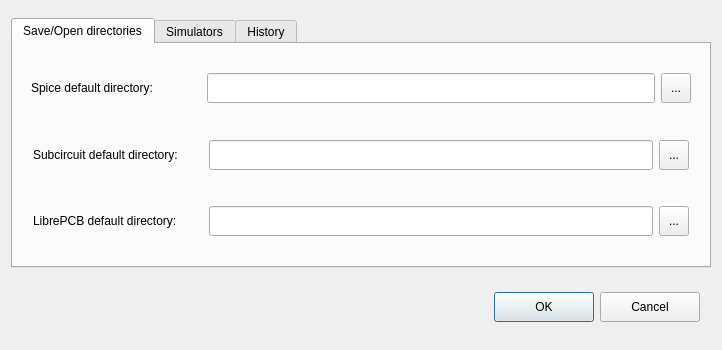
Qt form ui/preferences.ui (SirBlaz333/L2Spice) before a commit.
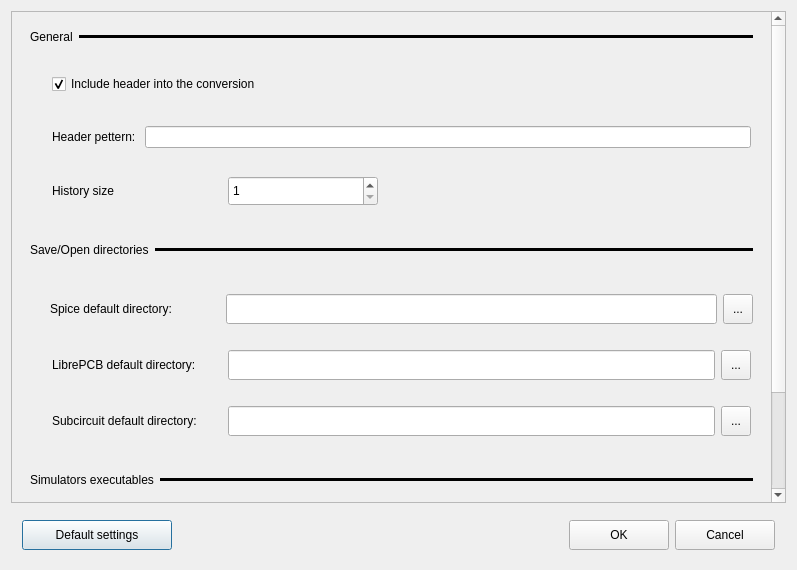
The same form after that commit.

Commit message: Add more different setttings + default settings

The edit to the form file:
```diff
--- a/ui/preferences.ui
+++ b/ui/preferences.ui
@@ -9,8 +9,8 @@
    <rect>
     <x>0</x>
     <y>0</y>
-    <width>722</width>
-    <height>350</height>
+    <width>797</width>
+    <height>570</height>
    </rect>
   </property>
   <property name="sizePolicy">
@@ -21,14 +21,14 @@
   </property>
   <property name="minimumSize">
    <size>
-    <width>722</width>
-    <height>350</height>
+    <width>720</width>
+    <height>480</height>
    </size>
   </property>
   <property name="maximumSize">
    <size>
-    <width>722</width>
-    <height>350</height>
+    <width>1060</width>
+    <height>720</height>
    </size>
   </property>
   <property name="windowTitle">
@@ -39,29 +39,356 @@
   </property>
   <layout class="QVBoxLayout" name="verticalLayout">
    <item>
-    <widget class="QTabWidget" name="tabWidget">
+    <widget class="QScrollArea" name="scrollArea">
+     <property name="sizePolicy">
+      <sizepolicy hsizetype="Expanding" vsizetype="Preferred">
+       <horstretch>0</horstretch>
+       <verstretch>0</verstretch>
+      </sizepolicy>
+     </property>
      <property name="minimumSize">
       <size>
-       <width>700</width>
-       <height>250</height>
+       <width>0</width>
+       <height>0</height>
       </size>
      </property>
      <property name="maximumSize">
       <size>
-       <width>700</width>
-       <height>250</height>
+       <width>1024</width>
+       <height>576</height>
       </size>
      </property>
-     <property name="currentIndex">
-      <number>0</number>
+     <property name="widgetResizable">
+      <bool>true</bool>
      </property>
-     <widget class="QWidget" name="directoriesTab">
-      <attribute name="title">
-       <string>Save/Open directories</string>
-      </attribute>
-      <layout class="QVBoxLayout" name="verticalLayout_2">
+     <widget class="QWidget" name="scrollAreaWidgetContents">
+      <property name="geometry">
+       <rect>
+        <x>0</x>
+        <y>0</y>
+        <width>756</width>
+        <height>658</height>
+       </rect>
+      </property>
+      <layout class="QVBoxLayout" name="verticalLayout_5">
+       <item>
+        <widget class="QWidget" name="generalHeader" native="true">
+         <layout class="QHBoxLayout" name="horizontalLayout_14">
+          <item>
+           <widget class="QLabel" name="label_4">
+            <property name="text">
+             <string>General</string>
+            </property>
+           </widget>
+          </item>
+          <item>
+           <widget class="Line" name="line_4">
+            <property name="sizePolicy">
+             <sizepolicy hsizetype="Expanding" vsizetype="Fixed">
+              <horstretch>0</horstretch>
+              <verstretch>0</verstretch>
+             </sizepolicy>
+            </property>
+            <property name="frameShadow">
+             <enum>QFrame::Plain</enum>
+            </property>
+            <property name="lineWidth">
+             <number>3</number>
+            </property>
+            <property name="midLineWidth">
+             <number>3</number>
+            </property>
+            <property name="orientation">
+             <enum>Qt::Horizontal</enum>
+            </property>
+           </widget>
+          </item>
+         </layout>
+        </widget>
+       </item>
+       <item>
+        <widget class="QWidget" name="horizontalWidget" native="true">
+         <property name="minimumSize">
+          <size>
+           <width>0</width>
+           <height>50</height>
+          </size>
+         </property>
+         <property name="maximumSize">
+          <size>
+           <width>16777215</width>
+           <height>50</height>
+          </size>
+         </property>
+         <layout class="QHBoxLayout" name="horizontalLayout_13">
+          <property name="leftMargin">
+           <number>11</number>
+          </property>
+          <property name="topMargin">
+           <number>11</number>
+          </property>
+          <property name="rightMargin">
+           <number>11</number>
+          </property>
+          <property name="bottomMargin">
+           <number>11</number>
+          </property>
+          <item>
+           <spacer name="horizontalSpacer_10">
+            <property name="orientation">
+             <enum>Qt::Horizontal</enum>
+            </property>
+            <property name="sizeType">
+             <enum>QSizePolicy::Fixed</enum>
+            </property>
+            <property name="sizeHint" stdset="0">
+             <size>
+              <width>20</width>
+              <height>20</height>
+             </size>
+            </property>
+           </spacer>
+          </item>
+          <item>
+           <widget class="QCheckBox" name="includeHeaderCheckbox">
+            <property name="text">
+             <string>Include header into the conversion</string>
+            </property>
+            <property name="checked">
+             <bool>true</bool>
+            </property>
+           </widget>
+          </item>
+          <item>
+           <spacer name="horizontalSpacer_9">
+            <property name="orientation">
+             <enum>Qt::Horizontal</enum>
+            </property>
+            <property name="sizeHint" stdset="0">
+             <size>
+              <width>40</width>
+              <height>20</height>
+             </size>
+            </property>
+           </spacer>
+          </item>
+         </layout>
+        </widget>
+       </item>
+       <item>
+        <widget class="QWidget" name="headerWidget" native="true">
+         <layout class="QHBoxLayout" name="horizontalLayout_8">
+          <property name="leftMargin">
+           <number>11</number>
+          </property>
+          <property name="topMargin">
+           <number>11</number>
+          </property>
+          <property name="rightMargin">
+           <number>11</number>
+          </property>
+          <property name="bottomMargin">
+           <number>11</number>
+          </property>
+          <item>
+           <spacer name="horizontalSpacer_11">
+            <property name="orientation">
+             <enum>Qt::Horizontal</enum>
+            </property>
+            <property name="sizeType">
+             <enum>QSizePolicy::Fixed</enum>
+            </property>
+            <property name="sizeHint" stdset="0">
+             <size>
+              <width>20</width>
+              <height>20</height>
+             </size>
+            </property>
+           </spacer>
+          </item>
+          <item>
+           <widget class="QLabel" name="headerPatternLabel">
+            <property name="text">
+             <string>Header pettern: </string>
+            </property>
+           </widget>
+          </item>
+          <item>
+           <widget class="QLineEdit" name="headerPattern"/>
+          </item>
+         </layout>
+        </widget>
+       </item>
+       <item>
+        <widget class="QWidget" name="historyWidget" native="true">
+         <property name="minimumSize">
+          <size>
+           <width>0</width>
+           <height>50</height>
+          </size>
+         </property>
+         <property name="maximumSize">
+          <size>
+           <width>16777215</width>
+           <height>50</height>
+          </size>
+         </property>
+         <layout class="QHBoxLayout" name="horizontalLayout_7">
+          <property name="leftMargin">
+           <number>11</number>
+          </property>
+          <property name="topMargin">
+           <number>11</number>
+          </property>
+          <property name="rightMargin">
+           <number>11</number>
+          </property>
+          <property name="bottomMargin">
+           <number>11</number>
+          </property>
+          <item>
+           <spacer name="horizontalSpacer_7">
+            <property name="orientation">
+             <enum>Qt::Horizontal</enum>
+            </property>
+            <property name="sizeType">
+             <enum>QSizePolicy::Fixed</enum>
+            </property>
+            <property name="sizeHint" stdset="0">
+             <size>
+              <width>20</width>
+              <height>20</height>
+             </size>
+            </property>
+           </spacer>
+          </item>
+          <item>
+           <widget class="QLabel" name="historyLabel">
+            <property name="minimumSize">
+             <size>
+              <width>170</width>
+              <height>30</height>
+             </size>
+            </property>
+            <property name="maximumSize">
+             <size>
+              <width>170</width>
+              <height>30</height>
+             </size>
+            </property>
+            <property name="text">
+             <string>History size</string>
+            </property>
+           </widget>
+          </item>
+          <item>
+           <widget class="QSpinBox" name="historySpinBox">
+            <property name="minimumSize">
+             <size>
+              <width>150</width>
+              <height>30</height>
+             </size>
+            </property>
+            <property name="maximumSize">
+             <size>
+              <width>150</width>
+              <height>30</height>
+             </size>
+            </property>
+            <property name="wrapping">
+             <bool>false</bool>
+            </property>
+            <property name="frame">
+             <bool>true</bool>
+            </property>
+            <property name="showGroupSeparator" stdset="0">
+             <bool>false</bool>
+            </property>
+            <property name="minimum">
+             <number>1</number>
+            </property>
+            <property name="maximum">
+             <number>100</number>
+            </property>
+           </widget>
+          </item>
+          <item>
+           <spacer name="horizontalSpacer_4">
+            <property name="orientation">
+             <enum>Qt::Horizontal</enum>
+            </property>
+            <property name="sizeHint" stdset="0">
+             <size>
+              <width>40</width>
+              <height>20</height>
+             </size>
+            </property>
+           </spacer>
+          </item>
+         </layout>
+        </widget>
+       </item>
+       <item>
+        <widget class="QWidget" name="directoriesHeader" native="true">
+         <layout class="QHBoxLayout" name="horizontalLayout_10">
+          <item>
+           <widget class="QLabel" name="label">
+            <property name="sizePolicy">
+             <sizepolicy hsizetype="Minimum" vsizetype="Preferred">
+              <horstretch>0</horstretch>
+              <verstretch>0</verstretch>
+             </sizepolicy>
+            </property>
+            <property name="minimumSize">
+             <size>
+              <width>0</width>
+              <height>40</height>
+             </size>
+            </property>
+            <property name="maximumSize">
+             <size>
+              <width>16777215</width>
+              <height>40</height>
+             </size>
+            </property>
+            <property name="text">
+             <string>Save/Open directories</string>
+            </property>
+           </widget>
+          </item>
+          <item>
+           <widget class="Line" name="line">
+            <property name="sizePolicy">
+             <sizepolicy hsizetype="Expanding" vsizetype="Fixed">
+              <horstretch>0</horstretch>
+              <verstretch>0</verstretch>
+             </sizepolicy>
+            </property>
+            <property name="frameShadow">
+             <enum>QFrame::Plain</enum>
+            </property>
+            <property name="lineWidth">
+             <number>3</number>
+            </property>
+            <property name="midLineWidth">
+             <number>3</number>
+            </property>
+            <property name="orientation">
+             <enum>Qt::Horizontal</enum>
+            </property>
+           </widget>
+          </item>
+         </layout>
+        </widget>
+       </item>
        <item>
         <widget class="QWidget" name="spiceDirWidget" native="true">
+         <property name="sizePolicy">
+          <sizepolicy hsizetype="MinimumExpanding" vsizetype="Preferred">
+           <horstretch>0</horstretch>
+           <verstretch>0</verstretch>
+          </sizepolicy>
+         </property>
          <property name="maximumSize">
           <size>
            <width>16777215</width>
@@ -69,6 +396,22 @@
           </size>
          </property>
          <layout class="QHBoxLayout" name="horizontalLayout">
+          <item>
+           <spacer name="horizontalSpacer_8">
+            <property name="orientation">
+             <enum>Qt::Horizontal</enum>
+            </property>
+            <property name="sizeType">
+             <enum>QSizePolicy::Fixed</enum>
+            </property>
+            <property name="sizeHint" stdset="0">
+             <size>
+              <width>20</width>
+              <height>20</height>
+             </size>
+            </property>
+           </spacer>
+          </item>
           <item>
            <widget class="QLabel" name="spiceDirLabel">
             <property name="minimumSize">
@@ -90,9 +433,15 @@
           </item>
           <item>
            <widget class="QLineEdit" name="spiceDirLineEdit">
+            <property name="sizePolicy">
+             <sizepolicy hsizetype="Preferred" vsizetype="Fixed">
+              <horstretch>0</horstretch>
+              <verstretch>0</verstretch>
+             </sizepolicy>
+            </property>
             <property name="minimumSize">
              <size>
-              <width>300</width>
+              <width>400</width>
               <height>30</height>
              </size>
             </property>
@@ -126,6 +475,100 @@
          </layout>
         </widget>
        </item>
+       <item>
+        <widget class="QWidget" name="libreDirWidget" native="true">
+         <property name="maximumSize">
+          <size>
+           <width>16777215</width>
+           <height>50</height>
+          </size>
+         </property>
+         <layout class="QHBoxLayout" name="horizontalLayout_2" stretch="0,1,1,1">
+          <property name="leftMargin">
+           <number>11</number>
+          </property>
+          <property name="topMargin">
+           <number>11</number>
+          </property>
+          <property name="rightMargin">
+           <number>11</number>
+          </property>
+          <property name="bottomMargin">
+           <number>11</number>
+          </property>
+          <item>
+           <spacer name="horizontalSpacer_2">
+            <property name="orientation">
+             <enum>Qt::Horizontal</enum>
+            </property>
+            <property name="sizeType">
+             <enum>QSizePolicy::Fixed</enum>
+            </property>
+            <property name="sizeHint" stdset="0">
+             <size>
+              <width>20</width>
+              <height>20</height>
+             </size>
+            </property>
+           </spacer>
+          </item>
+          <item>
+           <widget class="QLabel" name="libreDirLabel">
+            <property name="minimumSize">
+             <size>
+              <width>170</width>
+              <height>30</height>
+             </size>
+            </property>
+            <property name="maximumSize">
+             <size>
+              <width>170</width>
+              <height>30</height>
+             </size>
+            </property>
+            <property name="text">
+             <string>LibrePCB default directory:</string>
+            </property>
+           </widget>
+          </item>
+          <item>
+           <widget class="QLineEdit" name="libreDirLineEdit">
+            <property name="minimumSize">
+             <size>
+              <width>400</width>
+              <height>30</height>
+             </size>
+            </property>
+            <property name="maximumSize">
+             <size>
+              <width>800</width>
+              <height>30</height>
+             </size>
+            </property>
+           </widget>
+          </item>
+          <item>
+           <widget class="QToolButton" name="libreDirToolButton">
+            <property name="minimumSize">
+             <size>
+              <width>30</width>
+              <height>30</height>
+             </size>
+            </property>
+            <property name="maximumSize">
+             <size>
+              <width>30</width>
+              <height>30</height>
+             </size>
+            </property>
+            <property name="text">
+             <string>...</string>
+            </property>
+           </widget>
+          </item>
+         </layout>
+        </widget>
+       </item>
        <item>
         <widget class="QFrame" name="subcircuitDirWidget">
          <property name="maximumSize">
@@ -147,6 +590,22 @@
           <property name="bottomMargin">
            <number>11</number>
           </property>
+          <item>
+           <spacer name="horizontalSpacer_3">
+            <property name="orientation">
+             <enum>Qt::Horizontal</enum>
+            </property>
+            <property name="sizeType">
+             <enum>QSizePolicy::Fixed</enum>
+            </property>
+            <property name="sizeHint" stdset="0">
+             <size>
+              <width>20</width>
+              <height>20</height>
+             </size>
+            </property>
+           </spacer>
+          </item>
           <item>
            <widget class="QLabel" name="subcircuitDirLabel">
             <property name="minimumSize">
@@ -170,7 +629,7 @@
            <widget class="QLineEdit" name="subcircuitDirLineEdit">
             <property name="minimumSize">
              <size>
-              <width>300</width>
+              <width>400</width>
               <height>30</height>
              </size>
             </property>
@@ -205,14 +664,61 @@
         </widget>
        </item>
        <item>
-        <widget class="QWidget" name="libreDirWidget" native="true">
+        <widget class="QWidget" name="simulatorsHeader" native="true">
+         <layout class="QHBoxLayout" name="horizontalLayout_11">
+          <item>
+           <widget class="QLabel" name="label_2">
+            <property name="minimumSize">
+             <size>
+              <width>0</width>
+              <height>40</height>
+             </size>
+            </property>
+            <property name="maximumSize">
+             <size>
+              <width>16777215</width>
+              <height>40</height>
+             </size>
+            </property>
+            <property name="text">
+             <string>Simulators executables</string>
+            </property>
+           </widget>
+          </item>
+          <item>
+           <widget class="Line" name="line_2">
+            <property name="sizePolicy">
+             <sizepolicy hsizetype="Expanding" vsizetype="Fixed">
+              <horstretch>0</horstretch>
+              <verstretch>0</verstretch>
+             </sizepolicy>
+            </property>
+            <property name="frameShadow">
+             <enum>QFrame::Plain</enum>
+            </property>
+            <property name="lineWidth">
+             <number>3</number>
+            </property>
+            <property name="midLineWidth">
+             <number>3</number>
+            </property>
+            <property name="orientation">
+             <enum>Qt::Horizontal</enum>
+            </property>
+           </widget>
+          </item>
+         </layout>
+        </widget>
+       </item>
+       <item>
+        <widget class="QWidget" name="josimWidget" native="true">
          <property name="maximumSize">
           <size>
            <width>16777215</width>
            <height>50</height>
           </size>
          </property>
-         <layout class="QHBoxLayout" name="horizontalLayout_2">
+         <layout class="QHBoxLayout" name="horizontalLayout_4">
           <property name="leftMargin">
            <number>11</number>
           </property>
@@ -226,7 +732,23 @@
            <number>11</number>
           </property>
           <item>
-           <widget class="QLabel" name="libreDirLabel">
+           <spacer name="horizontalSpacer_5">
+            <property name="orientation">
+             <enum>Qt::Horizontal</enum>
+            </property>
+            <property name="sizeType">
+             <enum>QSizePolicy::Fixed</enum>
+            </property>
+            <property name="sizeHint" stdset="0">
+             <size>
+              <width>20</width>
+              <height>20</height>
+             </size>
+            </property>
+           </spacer>
+          </item>
+          <item>
+           <widget class="QLabel" name="josimPathLabel">
             <property name="minimumSize">
              <size>
               <width>170</width>
@@ -240,15 +762,15 @@
              </size>
             </property>
             <property name="text">
-             <string>LibrePCB default directory:</string>
+             <string>JoSIM executable path:</string>
             </property>
            </widget>
           </item>
           <item>
-           <widget class="QLineEdit" name="libreDirLineEdit">
+           <widget class="QLineEdit" name="josimPath">
             <property name="minimumSize">
              <size>
-              <width>300</width>
+              <width>400</width>
               <height>30</height>
              </size>
             </property>
@@ -261,7 +783,101 @@
            </widget>
           </item>
           <item>
-           <widget class="QToolButton" name="libreDirToolButton">
+           <widget class="QToolButton" name="josimToolButton">
+            <property name="minimumSize">
+             <size>
+              <width>30</width>
+              <height>30</height>
+             </size>
+            </property>
+            <property name="maximumSize">
+             <size>
+              <width>30</width>
+              <height>30</height>
+             </size>
+            </property>
+            <property name="text">
+             <string>...</string>
+            </property>
+           </widget>
+          </item>
+         </layout>
+        </widget>
+       </item>
+       <item>
+        <widget class="QWidget" name="jsimWidget" native="true">
+         <property name="maximumSize">
+          <size>
+           <width>16777215</width>
+           <height>50</height>
+          </size>
+         </property>
+         <layout class="QHBoxLayout" name="horizontalLayout_6">
+          <property name="leftMargin">
+           <number>11</number>
+          </property>
+          <property name="topMargin">
+           <number>11</number>
+          </property>
+          <property name="rightMargin">
+           <number>11</number>
+          </property>
+          <property name="bottomMargin">
+           <number>11</number>
+          </property>
+          <item>
+           <spacer name="horizontalSpacer_6">
+            <property name="orientation">
+             <enum>Qt::Horizontal</enum>
+            </property>
+            <property name="sizeType">
+             <enum>QSizePolicy::Fixed</enum>
+            </property>
+            <property name="sizeHint" stdset="0">
+             <size>
+              <width>20</width>
+              <height>20</height>
+             </size>
+            </property>
+           </spacer>
+          </item>
+          <item>
+           <widget class="QLabel" name="jsimPathLabel">
+            <property name="minimumSize">
+             <size>
+              <width>170</width>
+              <height>30</height>
+             </size>
+            </property>
+            <property name="maximumSize">
+             <size>
+              <width>170</width>
+              <height>30</height>
+             </size>
+            </property>
+            <property name="text">
+             <string>JSIM executable path:</string>
+            </property>
+           </widget>
+          </item>
+          <item>
+           <widget class="QLineEdit" name="jsimPath">
+            <property name="minimumSize">
+             <size>
+              <width>400</width>
+              <height>30</height>
+             </size>
+            </property>
+            <property name="maximumSize">
+             <size>
+              <width>800</width>
+              <height>30</height>
+             </size>
+            </property>
+           </widget>
+          </item>
+          <item>
+           <widget class="QToolButton" name="jsimToolButton">
             <property name="minimumSize">
              <size>
               <width>30</width>
@@ -284,16 +900,6 @@
        </item>
       </layout>
      </widget>
-     <widget class="QWidget" name="tab_3">
-      <attribute name="title">
-       <string>Simulators</string>
-      </attribute>
-     </widget>
-     <widget class="QWidget" name="tab_5">
-      <attribute name="title">
-       <string>History</string>
-      </attribute>
-     </widget>
     </widget>
    </item>
    <item>
@@ -323,6 +929,25 @@
       <property name="bottomMargin">
        <number>11</number>
       </property>
+      <item>
+       <widget class="QPushButton" name="defaultSettingsButton">
+        <property name="minimumSize">
+         <size>
+          <width>150</width>
+          <height>30</height>
+         </size>
+        </property>
+        <property name="maximumSize">
+         <size>
+          <width>150</width>
+          <height>30</height>
+         </size>
+        </property>
+        <property name="text">
+         <string>Default settings</string>
+        </property>
+       </widget>
+      </item>
       <item>
        <spacer name="horizontalSpacer">
         <property name="orientation">
```
Left out of the diff: 6 changed lines with no effect on the pictures. The commit also changes 8 other files.
